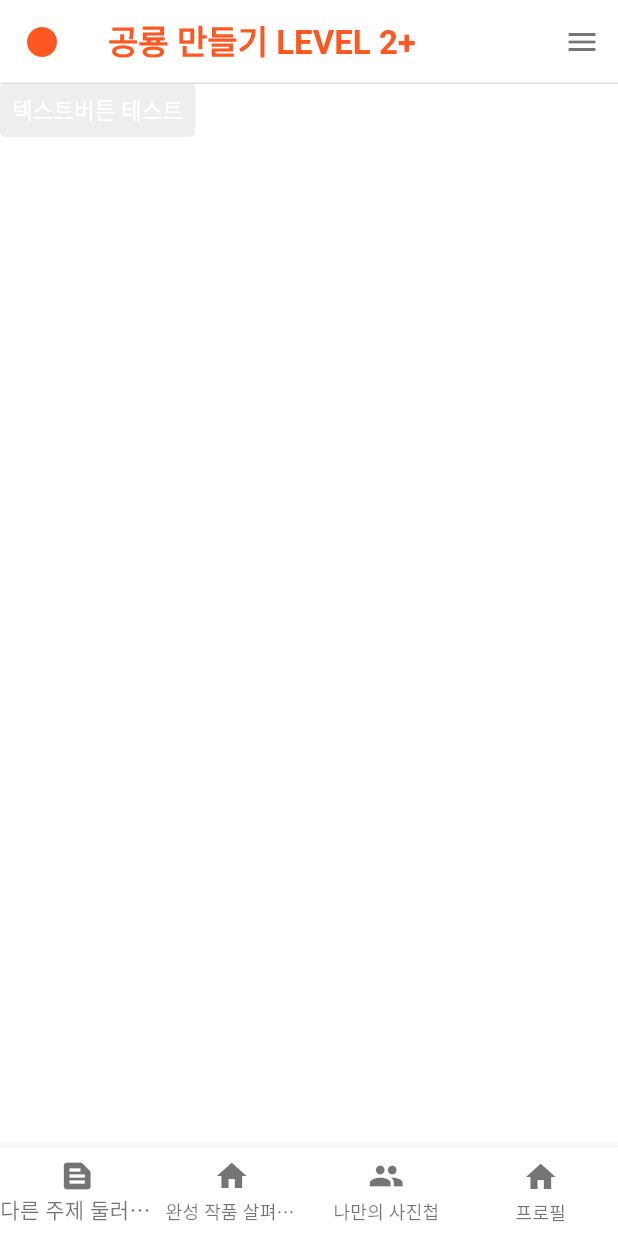
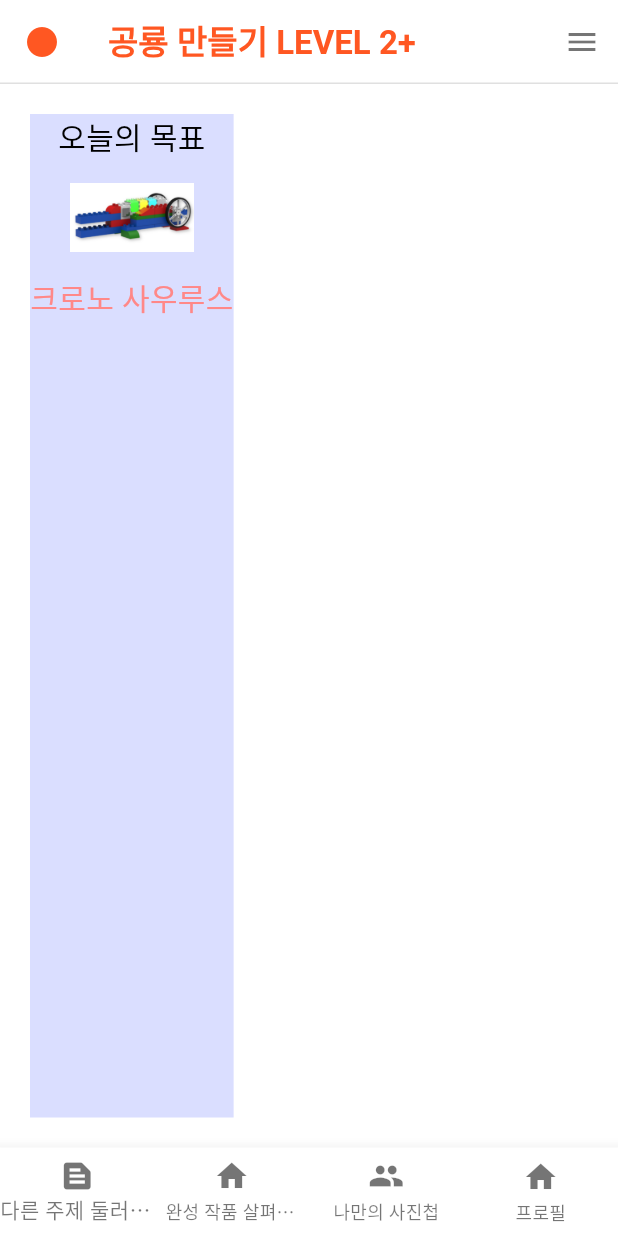
Before and after one commit to multi-sensor/MultiSensoryEnhancementProgram, a Flutter app: the screen it shows after launch, on a phone screen of 412 x 824 dp. Run offline on Flutter 3.47's test engine with Material 3 defaults, Android fonts, the phone set to English and light mode, and no system bars; drawn by our look-alikes of getwidget; our stand-ins replace carousel_slider, flutter_svg, get.

Commit message:
feat: add crm_info.dart

```diff
--- /dev/null
+++ b/lib/app/view/common/child/crm_info.dart
@@ -0,0 +1,34 @@
+import 'package:flutter/material.dart';
+import 'package:multi_sensory_enhancement_program/app/view/common/child/crm_carousel_slider.dart';
+import 'package:multi_sensory_enhancement_program/app/view/common/system/crm_text.dart';
+import 'package:multi_sensory_enhancement_program/app/view/theme/app_text_theme.dart';
+import 'package:multi_sensory_enhancement_program/app/view/theme/app_colors.dart';
+class CRMInfo extends StatelessWidget {
+  final String category;
+  final String level;
+  final String imageName;
+  const CRMInfo({super.key, required this.category, required this.level, required this.imageName});
+  @override
+  Widget build(BuildContext context) {
+    return Container(
+      color: AppColors.blueBackground,
+      margin: EdgeInsets.all(20),
+      child: Column(
+          children: [
+            const CRMText(
+              textContent: '오늘의 목표',
+              fontSize: 20,
+              fontStyle: AppTextThemes.textSemiTitleStyle
+            ),
+            IconButton(icon: Image.asset('images/${this.level}/answer.png' , width: MediaQuery.of(context).size.width * 0.2, height: MediaQuery.of(context).size.width * 0.15), onPressed: (){}),
+            const CRMText(
+                textContent: '크로노 사우루스',
+                fontSize: 20,
+                fontStyle: AppTextThemes.textContentStyle
+            ),
+          ]
+      ),
+    );
+  }
+
+}
--- a/lib/app/view/theme/app_text_theme.dart
+++ b/lib/app/view/theme/app_text_theme.dart
@@ -25,4 +25,18 @@ abstract class AppTextThemes {
     fontWeight: AppFontWeights.bold,
   );
 
+  static const TextStyle textTitleStyle = TextStyle(
+    color: AppColors.orangeOrigin,
+    fontWeight: AppFontWeights.bold,
+  );
+
+  static const TextStyle textSemiTitleStyle = TextStyle(
+    color: AppColors.black,
+    fontWeight: AppFontWeights.bold,
+  );
+
+  static const TextStyle textContentStyle = TextStyle(
+    color: AppColors.orangeOrigin,
+    fontWeight: AppFontWeights.bold,
+  );
 }
--- a/lib/main.dart
+++ b/lib/main.dart
@@ -1,8 +1,10 @@
 import 'package:flutter/material.dart';
+import 'package:multi_sensory_enhancement_program/app/view/common/child/crm_img_slide.dart';
 import 'package:multi_sensory_enhancement_program/app/view/common/system/crm_app_bar.dart';
 import 'package:multi_sensory_enhancement_program/app/view/common/system/crm_bottom_navigation_bar.dart';
 import 'package:multi_sensory_enhancement_program/app/view/common/system/crm_text_button.dart';
-
+import 'package:multi_sensory_enhancement_program/app/view/common/child/crm_info.dart';
+import 'package:multi_sensory_enhancement_program/app/view/common/child/crm_img_slide.dart';
 void main() {
   runApp(const MyApp());
 }
@@ -20,10 +22,12 @@ class MyApp extends StatelessWidget {
       debugShowCheckedModeBanner: false,
       home: const Scaffold(
         appBar: CRMAppBar(title: '공룡 만들기 LEVEL 2+'),
-        body: CRMTextButton(textContent: '텍스트버튼 테스트', fontSize: 15, fontStyle: TextStyle(),
-      ),
-
-      bottomNavigationBar: CRMBottomNavigationBar(),
+        body: Row(
+          children: [
+            CRMInfo(category:'1', level:'01', imageName: '크로노 사우루스'),
+          ],
+        ),
+        bottomNavigationBar: CRMBottomNavigationBar(),
         backgroundColor: Colors.white,
       ),
     );
--- a/pubspec.yaml
+++ b/pubspec.yaml
@@ -64,7 +64,7 @@ flutter:
   # To add assets to your application, add an assets section, like this:
   assets:
     - images/01/
-
+    - images/01/process/
   # An image asset can refer to one or more resolution-specific "variants", see
   # https://flutter.dev/assets-and-images/#resolution-aware
 
```
Also changed, not shown: lib/app/view/common/child/crm_img_slide.dart (added).
